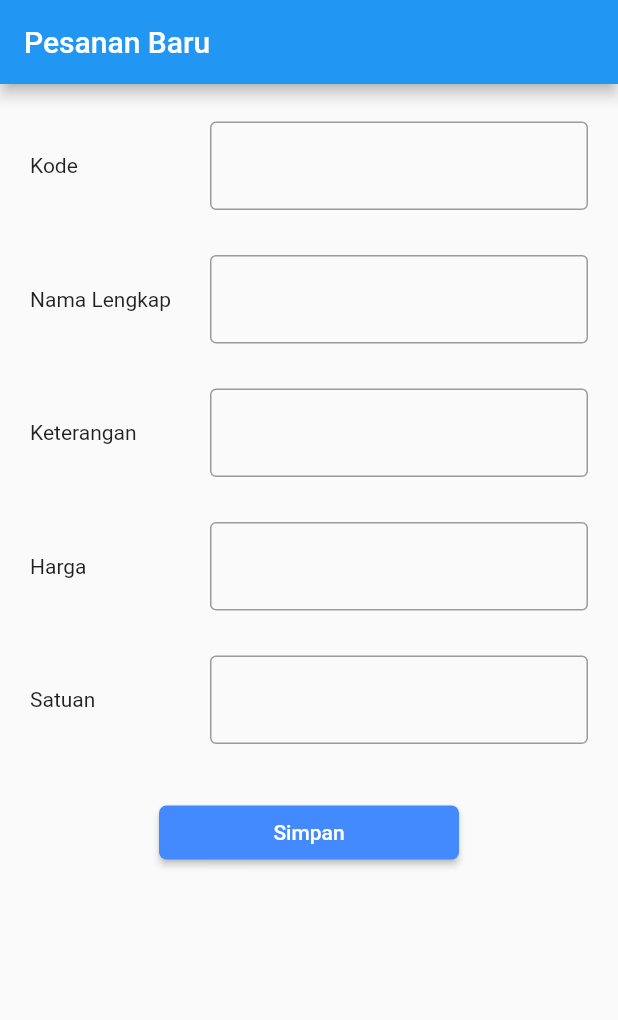
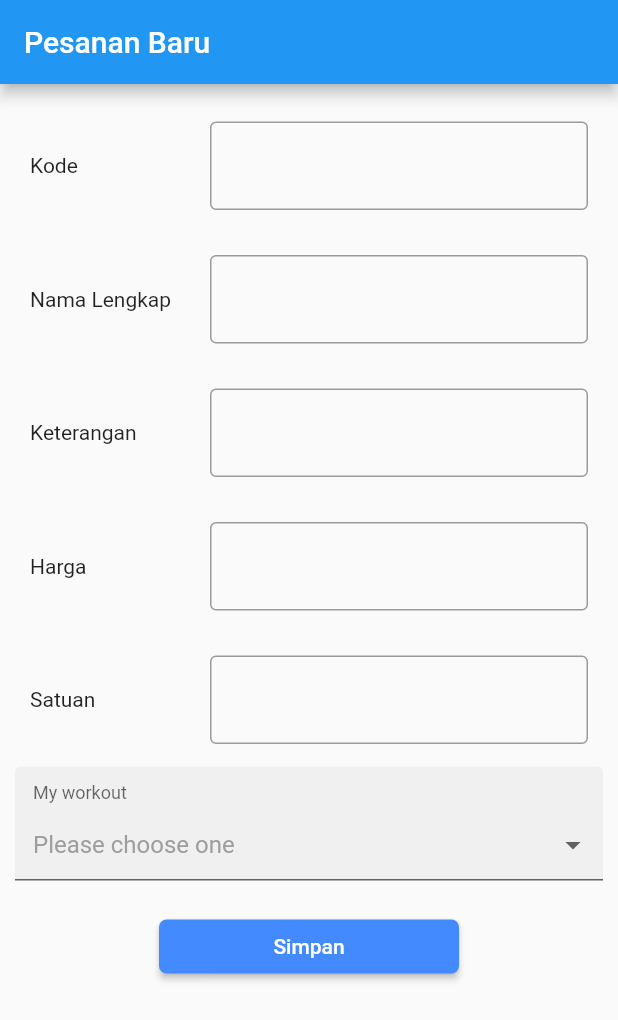
Before and after one commit to coxdoank/flutter, a Flutter app: the PesananBaru screen opened directly, on a phone screen of 412 x 824 dp. Shown: the top 1020 px of the screen. Run offline on Flutter 3.47's test engine with Material 2 defaults, Android fonts, the phone set to English and light mode, and no system bars; drawn by our look-alikes of dropdown_formfield.

Commit message:
update_181220202207

```diff
--- a/project_01/lib/component.dart
+++ b/project_01/lib/component.dart
@@ -1,4 +1,5 @@
 import 'package:flutter/material.dart';
+import 'package:dropdown_formfield/dropdown_formfield.dart';
 
 Widget tombolUtama(context, String text, IconData icon, page) {
   final textColor = Colors.white;
@@ -95,7 +96,6 @@ Widget fieldNameLeft(String text) {
             padding: EdgeInsets.only(right: 15),
             child: Text(
               text,
-              overflow: TextOverflow.fade,
               style: TextStyle(fontSize: 14),
             ),
           ),
@@ -108,3 +108,78 @@ Widget fieldNameLeft(String text) {
         ],
       ));
 }
+
+// Widget dropDownList(String text) {
+//   String dropdownValue = 'One';
+//   return DropdownButton<String>(
+//     value: dropdownValue,
+//     icon: Icon(Icons.arrow_downward),
+//     iconSize: 24,
+//     elevation: 16,
+//     style: TextStyle(color: Colors.deepPurple),
+//     underline: Container(
+//       height: 2,
+//       color: Colors.deepPurpleAccent,
+//     ),
+//     onChanged: (String newValue) {
+//       // setState(() {
+//       //   dropdownValue = newValue;
+//       // });
+//     },
+//     items: <String>['One', 'Two', 'Free', 'Four']
+//         .map<DropdownMenuItem<String>>((String value) {
+//       return DropdownMenuItem<String>(
+//         value: value,
+//         child: Text(value),
+//       );
+//     }).toList(),
+//   );
+// }
+
+Widget dropDownList(String text) {
+  String _myActivity;
+  // String _myActivityResult;
+
+  return DropDownFormField(
+    titleText: 'My workout',
+    hintText: 'Please choose one',
+    value: _myActivity,
+    onSaved: (value) {},
+    onChanged: (value) {
+      print(value);
+      _myActivity = value;
+    },
+    dataSource: [
+      {
+        "display": "Running",
+        "value": "Running",
+      },
+      {
+        "display": "Climbing",
+        "value": "Climbing",
+      },
+      {
+        "display": "Walking",
+        "value": "Walking",
+      },
+      {
+        "display": "Swimming",
+        "value": "Swimming",
+      },
+      {
+        "display": "Soccer Practice",
+        "value": "Soccer Practice",
+      },
+      {
+        "display": "Baseball Practice",
+        "value": "Baseball Practice",
+      },
+      {
+        "display": "Football Practice",
+        "value": "Football Practice",
+      },
+    ],
+    textField: 'display',
+    valueField: 'value',
+  );
+}
--- a/project_01/lib/pesanan_baru.dart
+++ b/project_01/lib/pesanan_baru.dart
@@ -1,5 +1,6 @@
 import 'package:flutter/material.dart';
 import 'package:project_01/component.dart';
+import 'package:dropdown_formfield/dropdown_formfield.dart';
 
 class PesananBaru extends StatelessWidget {
   // This widget is the root of your application.
@@ -35,6 +36,7 @@ class PesananBaru extends StatelessWidget {
               fieldNameLeft('Keterangan'),
               fieldNameLeft('Harga'),
               fieldNameLeft('Satuan'),
+              dropDownList('Satuan'),
               tombolAction(context, "Simpan"),
             ],
           ),
--- a/project_01/pubspec.yaml
+++ b/project_01/pubspec.yaml
@@ -28,6 +28,7 @@ dependencies:
   # The following adds the Cupertino Icons font to your application.
   # Use with the CupertinoIcons class for iOS style icons.
   cupertino_icons: ^1.0.0
+  dropdown_formfield: ^0.1.3
 
 dev_dependencies:
   flutter_test:
```
Also changed, not shown: project_01/pubspec.lock.
